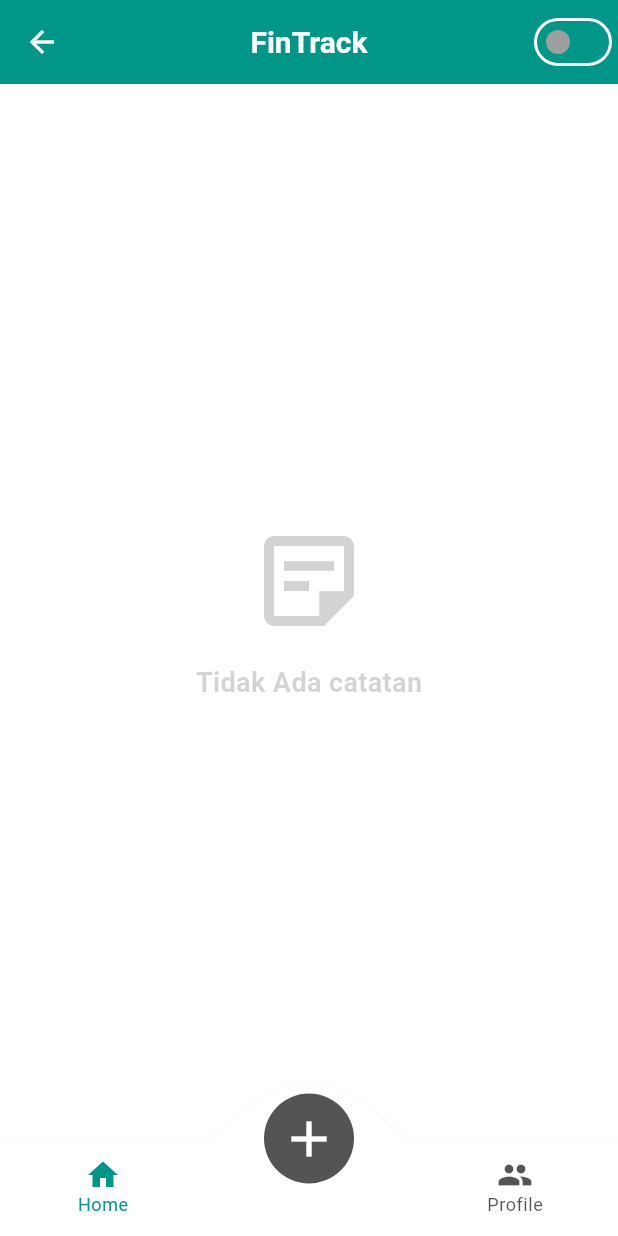
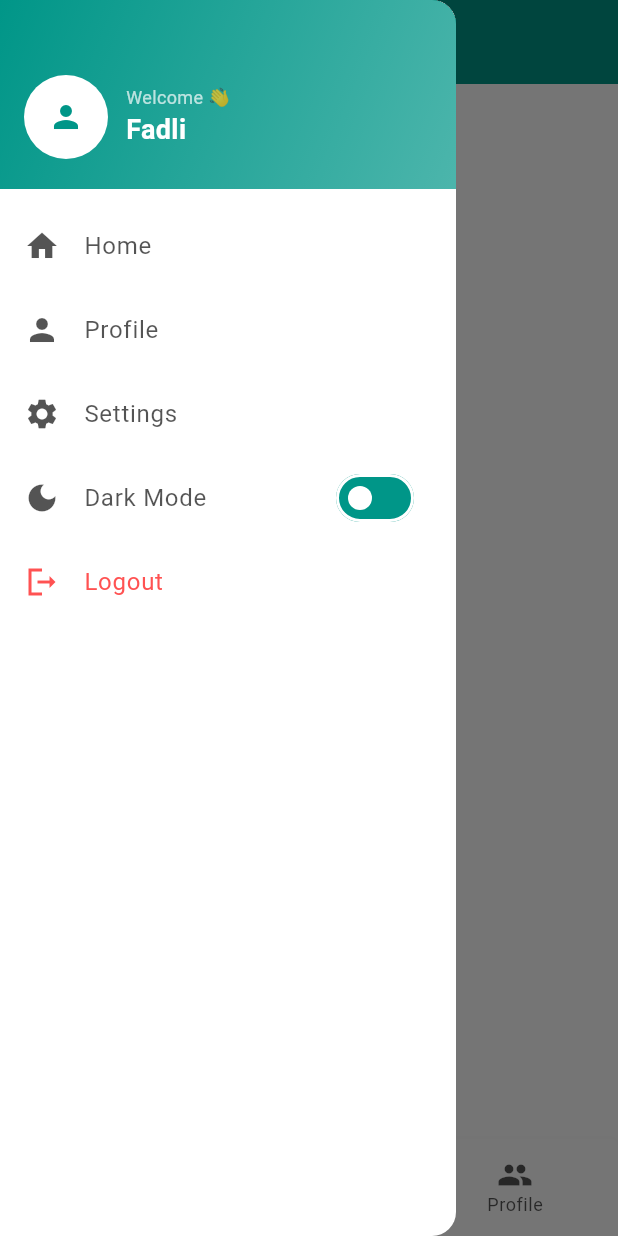
Before and after one commit to fadli154/FinTrack, a Flutter app: the MyMainPage screen opened by its route, with the side drawer open (before the commit the screen has no drawer), on a phone screen of 412 x 824 dp. Run offline on Flutter 3.47's test engine with Material 3 defaults, Android fonts, the phone set to English and light mode, and no system bars; drawn by our look-alikes of convex_bottom_bar; our stand-ins replace firebase_auth, firebase_core, get, introduction_screen, lottie; accounts and stored records are empty; network calls fail; Roboto replaces fonts that are missing (Poppins).

Commit message:
Add: Logout fiture

```diff
--- /dev/null
+++ b/lib/bindings/auth_binding.dart
@@ -0,0 +1,9 @@
+import 'package:get/get.dart';
+import 'package:fintrack/controllers/auth_controller.dart';
+
+class AuthBinding extends Bindings {
+  @override
+  void dependencies() {
+    Get.lazyPut<AuthController>(() => AuthController());
+  }
+}
--- a/lib/bindings/page_binding.dart
+++ b/lib/bindings/page_binding.dart
@@ -1,4 +1,4 @@
-import 'package:get/instance_manager.dart';
+import 'package:get/get.dart';
 import 'package:fintrack/controllers/page_controller.dart';
 
 class PageBinding extends Bindings {
--- a/lib/main.dart
+++ b/lib/main.dart
@@ -1,3 +1,4 @@
+import 'package:fintrack/bindings/auth_binding.dart';
 import 'package:fintrack/pages/auth/login_page.dart';
 import 'package:fintrack/pages/auth/register_page.dart';
 import 'package:firebase_core/firebase_core.dart';
@@ -57,12 +58,20 @@ class MyApp extends StatelessWidget {
 
       home: IntroductionPage(),
       getPages: [
-        GetPage(name: '/login', page: () => LoginPage()),
-        GetPage(name: '/register', page: () => RegisterPage()),
+        GetPage(
+          name: '/login',
+          page: () => LoginPage(),
+          bindings: [AuthBinding()],
+        ),
+        GetPage(
+          name: '/register',
+          page: () => RegisterPage(),
+          bindings: [AuthBinding()],
+        ),
         GetPage(
           name: '/main',
           page: () => MyMainPage(title: 'FinTrack'),
-          bindings: [PageBinding()],
+          bindings: [PageBinding(), AuthBinding()],
         ),
       ],
     );
--- a/lib/pages/auth/login_page.dart
+++ b/lib/pages/auth/login_page.dart
@@ -6,7 +6,8 @@ import '../../controllers/auth_controller.dart';
 class LoginPage extends StatelessWidget {
   LoginPage({super.key});
 
-  final authC = Get.put(AuthController());
+  final authC = Get.find<AuthController>();
+
   final themeController = Get.put(ThemeController());
 
   final emailC = TextEditingController();
--- a/lib/pages/auth/register_page.dart
+++ b/lib/pages/auth/register_page.dart
@@ -6,7 +6,7 @@ import '../../controllers/auth_controller.dart';
 class RegisterPage extends StatelessWidget {
   RegisterPage({super.key});
 
-  final authC = Get.put(AuthController());
+  final authC = Get.find<AuthController>();
   final themeController = Get.put(ThemeController());
 
   final emailC = TextEditingController();
--- a/lib/pages/main/main_page.dart
+++ b/lib/pages/main/main_page.dart
@@ -1,3 +1,4 @@
+import 'package:fintrack/partials/my_drawer.dart';
 import 'package:flutter/material.dart';
 import 'package:convex_bottom_bar/convex_bottom_bar.dart';
 import 'package:get/get.dart';
@@ -36,18 +37,8 @@ class MyMainPage extends StatelessWidget {
             fontWeight: FontWeight.bold,
           ),
         ),
-        actions: [
-          Obx(
-            () => Switch(
-              value: themeController.isDark.value,
-              activeThumbColor: Colors.white,
-              inactiveThumbColor: Colors.grey,
-              onChanged: (value) {
-                themeController.toggleTheme();
-              },
-            ),
-          ),
-        ],
+        actionsIconTheme: const IconThemeData(color: Colors.white),
+        iconTheme: const IconThemeData(color: Colors.white),
         centerTitle: true,
       ),
       body: Obx(() => _pages[pageController.pageIndex.value]),
@@ -72,6 +63,8 @@ class MyMainPage extends StatelessWidget {
           onTap: (int i) => pageController.changePage(i),
         ),
       ),
+
+      drawer: MyDrawer(colors: colors, themeController: themeController),
     );
   }
 }
--- /dev/null
+++ b/lib/partials/my_drawer.dart
@@ -0,0 +1,109 @@
+import 'package:fintrack/controllers/auth_controller.dart';
+import 'package:fintrack/controllers/thme_controller.dart';
+import 'package:flutter/material.dart';
+import 'package:get/get.dart';
+
+class MyDrawer extends StatelessWidget {
+  MyDrawer({super.key, required this.colors, required this.themeController});
+
+  final ColorScheme colors;
+  final ThemeController themeController;
+
+  final authC = Get.find<AuthController>();
+
+  @override
+  Widget build(BuildContext context) {
+    return Drawer(
+      backgroundColor: colors.secondary,
+      child: ListView(
+        padding: EdgeInsets.zero,
+        children: [
+          Container(
+            padding: const EdgeInsets.fromLTRB(16, 50, 16, 20),
+            decoration: BoxDecoration(
+              gradient: LinearGradient(
+                colors: [colors.primary, colors.primary.withValues(alpha: .7)],
+                begin: Alignment.topLeft,
+                end: Alignment.bottomRight,
+              ),
+            ),
+            child: Row(
+              children: [
+                CircleAvatar(
+                  radius: 28,
+                  backgroundColor: Colors.white,
+                  child: Icon(Icons.person, color: colors.primary),
+                ),
+                const SizedBox(width: 12),
+                Column(
+                  crossAxisAlignment: CrossAxisAlignment.start,
+                  children: [
+                    Text(
+                      "Welcome 👋",
+                      style: TextStyle(color: Colors.white70, fontSize: 12),
+                    ),
+                    Text(
+                      "Fadli",
+                      style: TextStyle(
+                        color: Colors.white,
+                        fontSize: 18,
+                        fontWeight: FontWeight.bold,
+                      ),
+                    ),
+                  ],
+                ),
+              ],
+            ),
+          ),
+
+          const SizedBox(height: 10),
+
+          ListTile(
+            leading: Icon(Icons.home, color: colors.tertiary),
+            title: Text("Home", style: TextStyle(color: colors.tertiary)),
+            onTap: () {
+              Navigator.pop(context);
+            },
+          ),
+
+          ListTile(
+            leading: Icon(Icons.person, color: colors.tertiary),
+            title: Text("Profile", style: TextStyle(color: colors.tertiary)),
+            onTap: () {},
+          ),
+
+          ListTile(
+            leading: Icon(Icons.settings, color: colors.tertiary),
+            title: Text("Settings", style: TextStyle(color: colors.tertiary)),
+            onTap: () {},
+          ),
+
+          Obx(
+            () => SwitchListTile(
+              title: Text(
+                "Dark Mode",
+                style: TextStyle(color: colors.tertiary),
+              ),
+              secondary: Icon(Icons.dark_mode, color: colors.tertiary),
+              value: themeController.isDark.value,
+              onChanged: (value) {
+                themeController.toggleTheme();
+              },
+            ),
+          ),
+
+          ListTile(
+            leading: const Icon(Icons.logout_sharp, color: Colors.redAccent),
+            title: const Text(
+              "Logout",
+              style: TextStyle(color: Colors.redAccent),
+            ),
+            onTap: () {
+              authC.logout();
+            },
+          ),
+        ],
+      ),
+    );
+  }
+}
```
